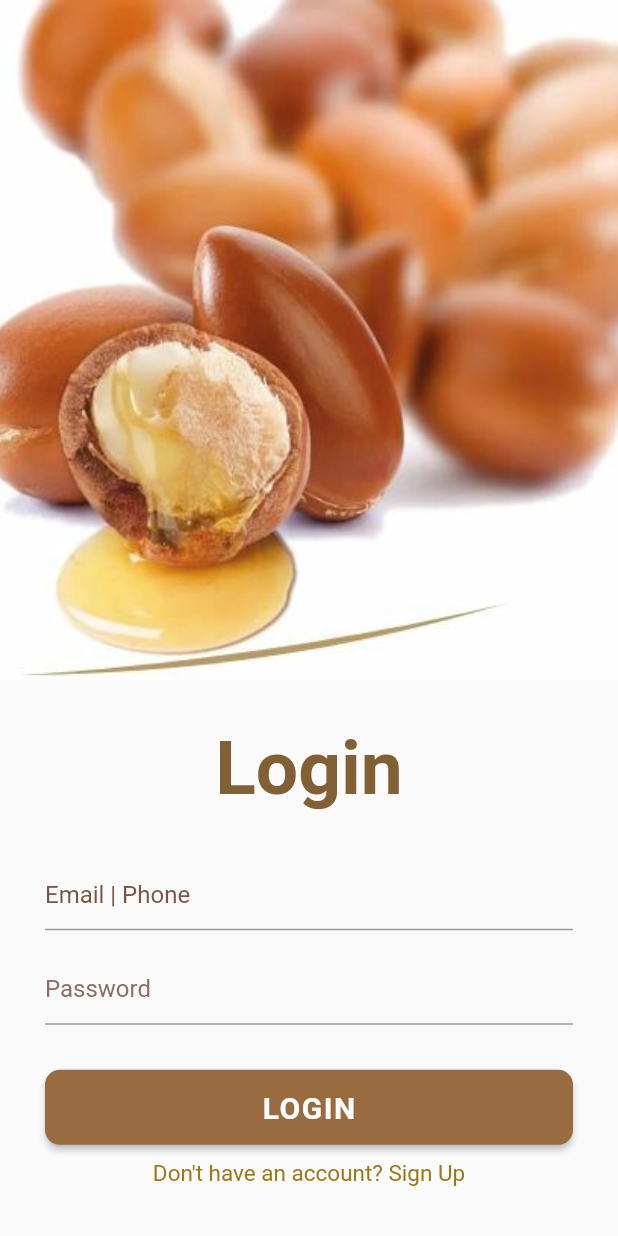
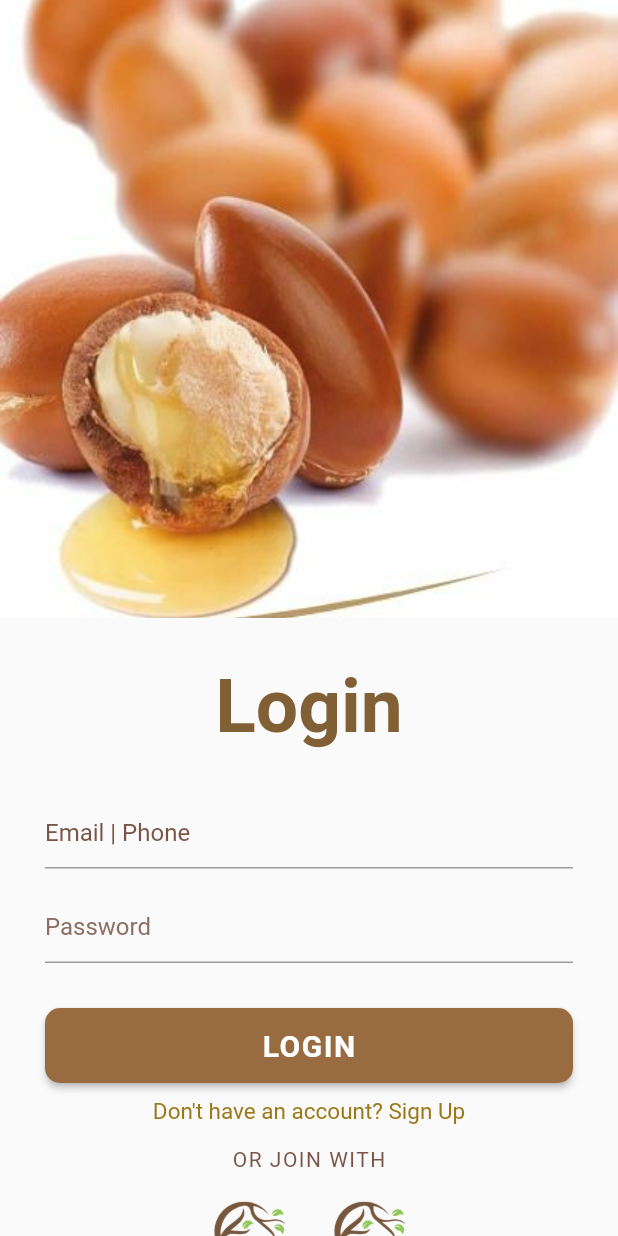
Before and after one commit to aisais-ops/spring, a Flutter app: the screen it shows after launch, on a phone screen of 412 x 824 dp. Run offline on Flutter 3.47's test engine with Material 2 defaults, Android fonts, the phone set to English and light mode, and no system bars; our stand-ins replace carousel_slider, dropdown_button2, firebase_auth, firebase_core, google_sign_in; missing offline and left inert: dart:ffi, dart:html; accounts and stored records are empty.

Commit message:
change the button of google and facebook from register to login

```diff
--- a/lib/views/login.dart
+++ b/lib/views/login.dart
@@ -1,6 +1,7 @@
 //import 'dart:ffi';
 import 'package:firebase_auth/firebase_auth.dart';
 import 'package:flutter/material.dart';
+import 'package:google_sign_in/google_sign_in.dart';
 import 'home.dart';
 import 'register.dart';
 import 'package:firebase_auth/firebase_auth.dart';
@@ -29,6 +30,28 @@ class _Login extends State<Login> {
   final auth = FirebaseAuth.instance;
   late String email;
   late String password;
+
+
+  Future<UserCredential> signInWithGoogle() async {
+    // Trigger the authentication flow
+    final GoogleSignInAccount? googleUser = await GoogleSignIn().signIn();
+
+    // Obtain the auth details from the request
+    final GoogleSignInAuthentication? googleAuth =
+        await googleUser?.authentication;
+
+    // Create a new credential
+    final credential = GoogleAuthProvider.credential(
+      accessToken: googleAuth?.accessToken,
+      idToken: googleAuth?.idToken,
+    );
+
+    // Once signed in, return the UserCredential
+    return await FirebaseAuth.instance.signInWithCredential(credential);
+  }
+
+
+
   @override
   Widget build(BuildContext context) {
     return Scaffold(
@@ -41,7 +64,7 @@ class _Login extends State<Login> {
               /*Container Image*/
               Container(
                 width: double.infinity,
-                height: MediaQuery.of(context).size.height * 0.55,
+                height: MediaQuery.of(context).size.height * 0.50,
                 child: const Image(
                   image: AssetImage('images/login.jpg'),
                   fit: BoxFit.cover,
@@ -175,6 +198,59 @@ class _Login extends State<Login> {
                         ),
                       ),
                     ),
+
+                    /*Or join with text*/
+                  const Padding(
+                    padding: EdgeInsets.all(15.0),
+                    child: Center(
+                      child: Text(
+                        'OR JOIN WITH',
+                        style: TextStyle(
+                          letterSpacing: 1,
+                          color: Colors.brown,
+                        ),
+                      ),
+                    ),
+                  ),
+
+                  /*google and facebook button*/
+                  Row(
+                    mainAxisAlignment: MainAxisAlignment.center,
+                    children: [
+                      /*google button */
+                      GestureDetector(
+                        onTap: () async{
+                          // Handle image press
+                          UserCredential user = await signInWithGoogle();
+
+                        },
+                        child: const Image(
+                          image: AssetImage('images/logo.png'),
+                          width: 50,
+                          height: 50,
+                        ),
+                      ),
+                      const SizedBox(
+                        width: 30,
+                      ),
+
+                      /*facebook button */
+                      GestureDetector(
+                        onTap: () {
+                          // Handle image press
+                        },
+                        child: const Image(
+                          image: AssetImage('images/logo.png'),
+                          width: 50,
+                          height: 50,
+                        ),
+                      ),
+                    ],
+                  ),
+                  const SizedBox(
+                    height: 20,
+                  )
+
                   ],
                 ),
               )
```
Also changed, not shown: lib/views/register.dart (+1 -95 lines).
